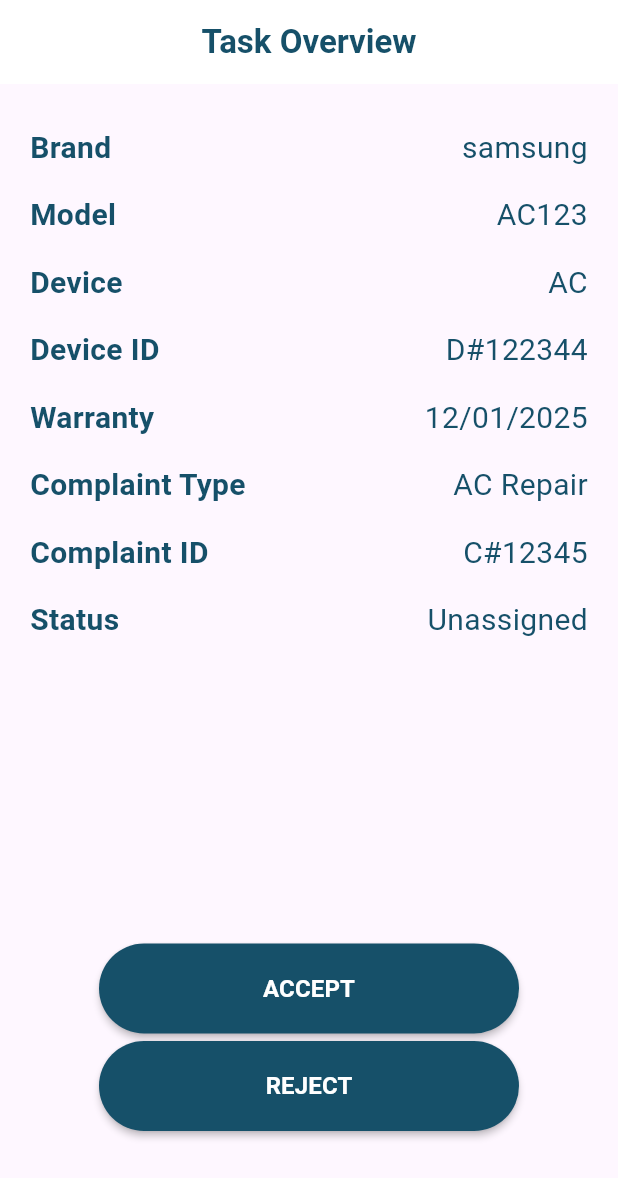
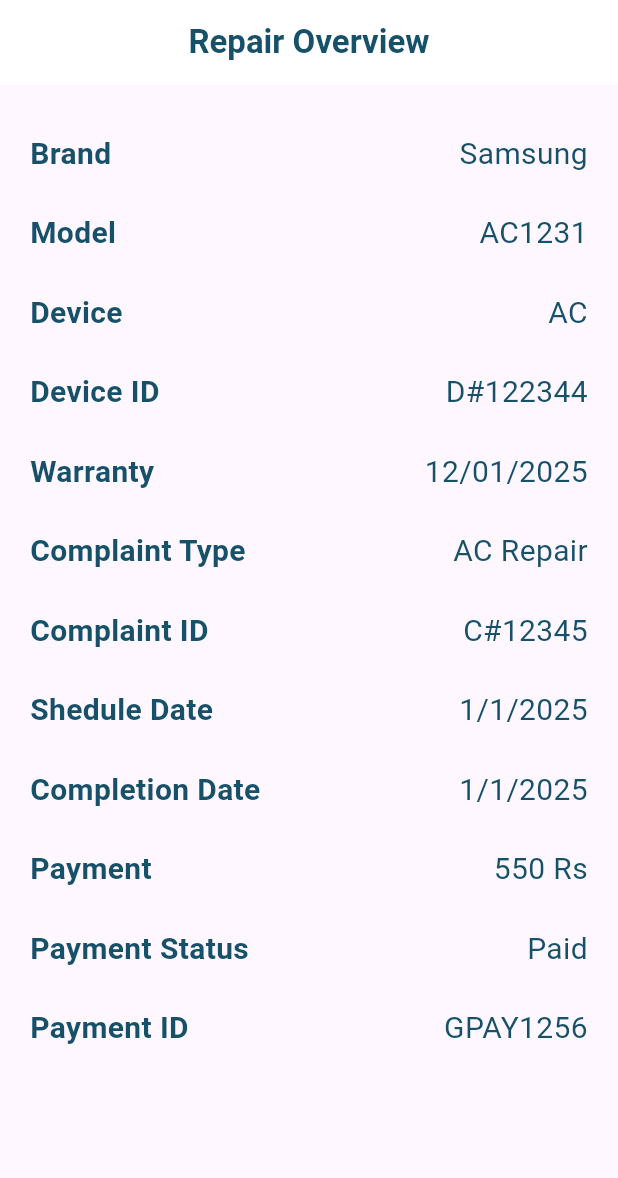
Before and after one commit to Varun-K34/TechQRMaintance, a Flutter app: the screen it shows after launch, on a phone screen of 412 x 824 dp. Shown: the top 1178 px of the screen. Run offline on Flutter 3.47's test engine with Material 3 defaults, Android fonts, the light colour scheme and no system bars.

Commit message:
Add HistoryOverviewScreen for displaying repair details and update main app entry

```diff
--- /dev/null
+++ b/lib/Screens/history/history_overview.dart
@@ -0,0 +1,86 @@
+import 'package:flutter/material.dart';
+
+class HistoryOverviewScreen extends StatelessWidget {
+  const HistoryOverviewScreen({super.key});
+
+  @override
+  Widget build(BuildContext context) {
+    return Scaffold(
+      appBar: AppBar(
+        title: Text(
+          "Repair Overview",
+          style: TextStyle(
+              color: Color(0xff165069),
+              fontSize: 22,
+              fontWeight: FontWeight.w600),
+        ),
+        centerTitle: true,
+        backgroundColor: Colors.white,
+      ),
+      body: Padding(
+        padding: const EdgeInsets.only(
+          top: 20,
+          left: 20,
+          bottom: 70,
+          right: 20,
+        ),
+        child: SingleChildScrollView(
+          scrollDirection: Axis.vertical,
+          child: Column(
+            children: [
+              Table(
+                columnWidths: {
+                  0: FlexColumnWidth(), // Adjusts column widths
+                  1: FlexColumnWidth(),
+                },
+                children: [
+                  _buildTableRow("Brand", "Samsung"),
+                  _buildTableRow("Model", "AC1231"),
+                  _buildTableRow("Device", "AC"),
+                  _buildTableRow("Device ID", "D#122344"),
+                  _buildTableRow("Warranty", "12/01/2025"),
+                  _buildTableRow("Complaint Type", "AC Repair"),
+                  _buildTableRow("Complaint ID", "C#12345"),
+                  _buildTableRow("Shedule Date", "1/1/2025"),
+                  _buildTableRow("Completion Date", "1/1/2025"),
+                  _buildTableRow("Payment", "550 Rs"),
+                  _buildTableRow("Payment Status", "Paid"),
+                  _buildTableRow("Payment ID", "GPAY1256")
+                ],
+              ),
+            ],
+          ),
+        ),
+      ),
+    );
+  }
+
+  TableRow _buildTableRow(String label, String value) {
+    return TableRow(
+      decoration: BoxDecoration(),
+      children: [
+        Padding(
+          padding: const EdgeInsets.symmetric(vertical: 12.0),
+          child: Text(
+            overflow: TextOverflow.visible,
+            textAlign: TextAlign.left,
+            label,
+            style: TextStyle(
+                fontWeight: FontWeight.bold,
+                color: Color(0xff165069),
+                fontSize: 20),
+          ),
+        ),
+        Padding(
+          padding: const EdgeInsets.symmetric(vertical: 12.0),
+          child: Text(
+            textAlign: TextAlign.right,
+            overflow: TextOverflow.visible,
+            value,
+            style: TextStyle(color: Color(0xff165069), fontSize: 20),
+          ),
+        ),
+      ],
+    );
+  }
+}
--- a/lib/main.dart
+++ b/lib/main.dart
@@ -1,5 +1,6 @@
 import 'package:techqrmaintance/Screens/Authentication/signup_screen.dart';
-import 'package:techqrmaintance/Screens/Widgets/services_history.dart';
+import 'package:techqrmaintance/Screens/history/history_overview.dart';
+import 'package:techqrmaintance/Screens/history/services_history.dart';
 import 'package:techqrmaintance/Screens/repair_overview.dart';
 import 'package:techqrmaintance/Screens/tasks/task_overview.dart';
 import 'package:techqrmaintance/Screens/tasks/task_screen.dart';
@@ -26,6 +27,6 @@
           colorScheme: ColorScheme.fromSeed(seedColor: Colors.deepPurple),
           useMaterial3: true,
         ),
-        home: TaskOverviewScreen());
+        home: HistoryOverviewScreen());
   }
 }
```
Also changed, not shown: lib/Screens/history/services_history.dart (renamed from lib/Screens/Widgets/services_history.dart).
